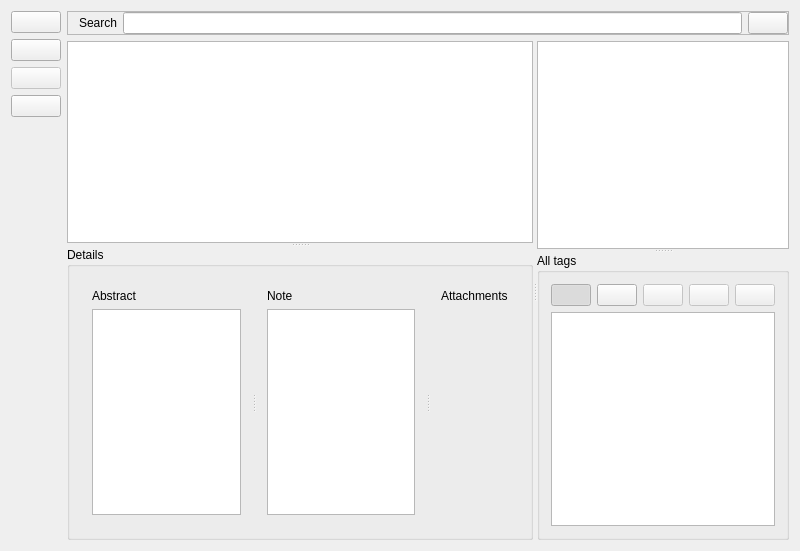
The window that PagePapers.ui (congchenutd/papernet) describes before a commit, drawn with Qt 5.
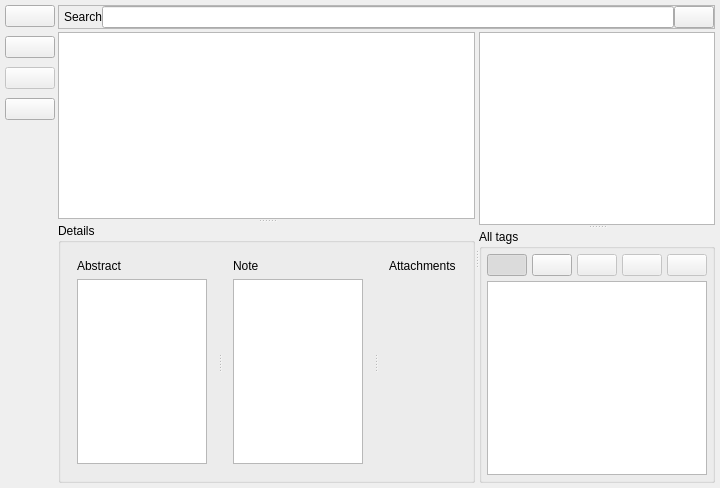
The same window after the commit. Icons and pictures are not drawn. Custom widgets are drawn as their Qt base class.

```diff
--- a/PagePapers.ui
+++ b/PagePapers.ui
@@ -6,24 +6,27 @@
    <rect>
     <x>0</x>
     <y>0</y>
-    <width>800</width>
-    <height>551</height>
+    <width>720</width>
+    <height>488</height>
    </rect>
   </property>
   <property name="windowTitle">
    <string>PagePapers</string>
   </property>
   <layout class="QGridLayout" name="gridLayout_3">
+   <property name="margin">
+    <number>5</number>
+   </property>
+   <property name="spacing">
+    <number>3</number>
+   </property>
    <item row="0" column="0" rowspan="2">
     <layout class="QVBoxLayout" name="verticalLayout">
+     <property name="spacing">
+      <number>9</number>
+     </property>
      <item>
       <widget class="QPushButton" name="btImport">
-       <property name="maximumSize">
-        <size>
-         <width>50</width>
-         <height>16777215</height>
-        </size>
-       </property>
        <property name="toolTip">
         <string>Import Papers</string>
        </property>
@@ -31,12 +34,6 @@
         <iconset resource="MainWindow.qrc">
          <normaloff>:/MainWindow/Images/Import.png</normaloff>:/MainWindow/Images/Import.png</iconset>
        </property>
-       <property name="iconSize">
-        <size>
-         <width>32</width>
-         <height>32</height>
-        </size>
-       </property>
        <property name="shortcut">
         <string>Ctrl+I</string>
        </property>
@@ -44,12 +41,6 @@
      </item>
      <item>
       <widget class="QPushButton" name="btAddPaper">
-       <property name="maximumSize">
-        <size>
-         <width>50</width>
-         <height>16777215</height>
-        </size>
-       </property>
        <property name="toolTip">
         <string>Add Papers</string>
        </property>
@@ -57,12 +48,6 @@
         <iconset resource="MainWindow.qrc">
          <normaloff>:/MainWindow/Images/Add.png</normaloff>:/MainWindow/Images/Add.png</iconset>
        </property>
-       <property name="iconSize">
-        <size>
-         <width>32</width>
-         <height>32</height>
-        </size>
-       </property>
       </widget>
      </item>
      <item>
@@ -70,12 +55,6 @@
        <property name="enabled">
         <bool>false</bool>
        </property>
-       <property name="maximumSize">
-        <size>
-         <width>50</width>
-         <height>16777215</height>
-        </size>
-       </property>
        <property name="toolTip">
         <string>Delete Papers</string>
        </property>
@@ -83,12 +62,6 @@
         <iconset resource="MainWindow.qrc">
          <normaloff>:/MainWindow/Images/Minus.png</normaloff>:/MainWindow/Images/Minus.png</iconset>
        </property>
-       <property name="iconSize">
-        <size>
-         <width>32</width>
-         <height>32</height>
-        </size>
-       </property>
       </widget>
      </item>
      <item>
@@ -97,12 +70,6 @@
         <iconset resource="MainWindow.qrc">
          <normaloff>:/MainWindow/Images/Search.png</normaloff>:/MainWindow/Images/Search.png</iconset>
        </property>
-       <property name="iconSize">
-        <size>
-         <width>32</width>
-         <height>32</height>
-        </size>
-       </property>
        <property name="shortcut">
         <string>Ctrl+F</string>
        </property>
@@ -135,6 +102,12 @@
       <enum>QFrame::Raised</enum>
      </property>
      <layout class="QHBoxLayout" name="horizontalLayout">
+      <property name="spacing">
+       <number>0</number>
+      </property>
+      <property name="leftMargin">
+       <number>5</number>
+      </property>
       <property name="topMargin">
        <number>0</number>
       </property>
@@ -211,6 +184,9 @@
         <string>Details</string>
        </property>
        <layout class="QHBoxLayout" name="horizontalLayout_2">
+        <property name="margin">
+         <number>5</number>
+        </property>
         <item>
          <widget class="QSplitter" name="splitterDetails">
           <property name="orientation">
@@ -298,6 +274,12 @@
         <string>All tags</string>
        </property>
        <layout class="QGridLayout" name="gridLayout_2">
+        <property name="margin">
+         <number>5</number>
+        </property>
+        <property name="spacing">
+         <number>5</number>
+        </property>
         <item row="0" column="0">
          <widget class="QPushButton" name="btFilter">
           <property name="icon">
```
